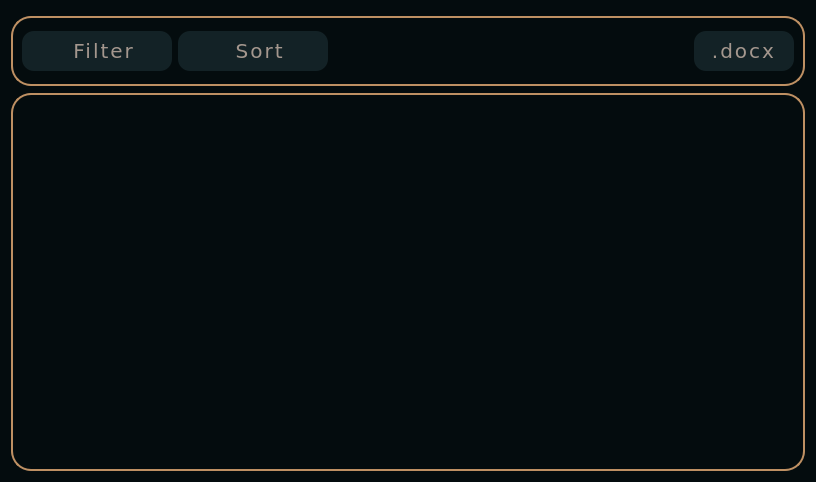
The window that source/ui/ui_paymentdata.ui (xtern0o/MoneyViewer) describes before a commit, drawn with Qt 5.
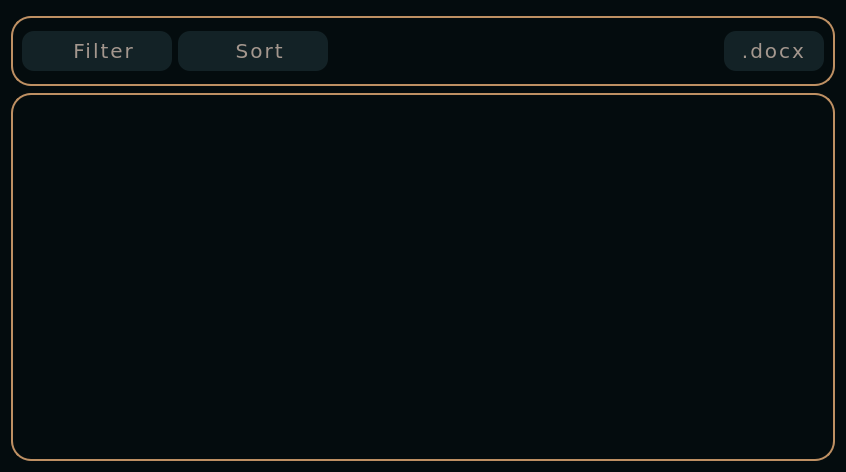
The same window after the commit. Icons and pictures are not drawn.

Diff of the .ui file:
```diff
--- a/source/ui/ui_paymentdata.ui
+++ b/source/ui/ui_paymentdata.ui
@@ -6,8 +6,8 @@
    <rect>
     <x>0</x>
     <y>0</y>
-    <width>816</width>
-    <height>482</height>
+    <width>846</width>
+    <height>472</height>
    </rect>
   </property>
   <property name="windowTitle">
@@ -120,7 +120,7 @@
         </property>
         <property name="sizeHint" stdset="0">
          <size>
-          <width>344</width>
+          <width>374</width>
           <height>20</height>
          </size>
         </property>
@@ -167,8 +167,8 @@
           <rect>
            <x>0</x>
            <y>0</y>
-           <width>768</width>
-           <height>352</height>
+           <width>798</width>
+           <height>342</height>
           </rect>
          </property>
         </widget>
```
